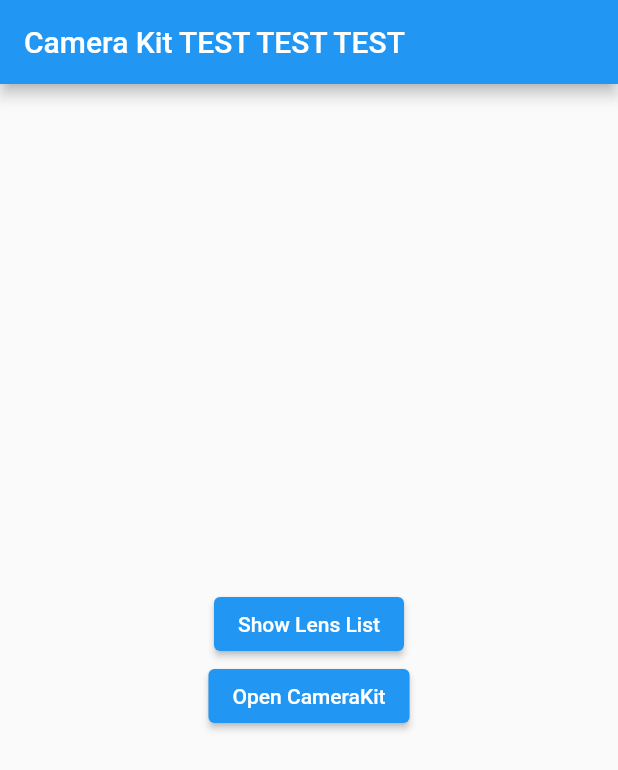
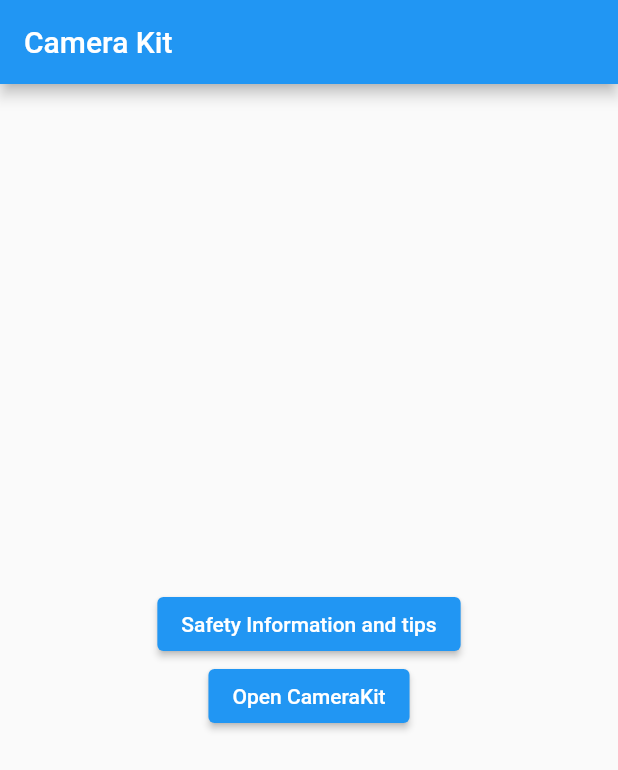
Before and after one commit to hayabusa2022/MataZard-Final, a Flutter app: the screen it shows after launch, on a phone screen of 412 x 824 dp. Shown: the top 770 px of the screen. Run offline on Flutter 3.47's test engine with Material 2 defaults, Android fonts, the phone set to English and light mode, and no system bars; our stand-ins replace plugin_platform_interface, video_player; missing offline and left inert: dart:html.

Commit message:
changed name of button working progress

```diff
--- a/camerakit-flutter-main/example/lib/main.dart
+++ b/camerakit-flutter-main/example/lib/main.dart
@@ -73,7 +73,7 @@ class _MyAppState extends State<MyApp> implements CameraKitFlutterEvents {
   Widget build(BuildContext context) {
     return Scaffold(
       appBar: AppBar(
-        title: const Text('Camera Kit TEST TEST TEST'),
+        title: const Text('Camera Kit '),
       ),
       body: Center(
         child: Column(
@@ -86,7 +86,7 @@ class _MyAppState extends State<MyApp> implements CameraKitFlutterEvents {
                   setState(() {});
                   getGroupLenses();
                 },
-                child: const Text("Show Lens List")),
+                child: const Text("Safety Information and tips")),
             ElevatedButton(
                 onPressed: () {
                   initCameraKit();
@@ -96,6 +96,7 @@ class _MyAppState extends State<MyApp> implements CameraKitFlutterEvents {
           ],
         ),
       ),
+
     );
   }
 
```
